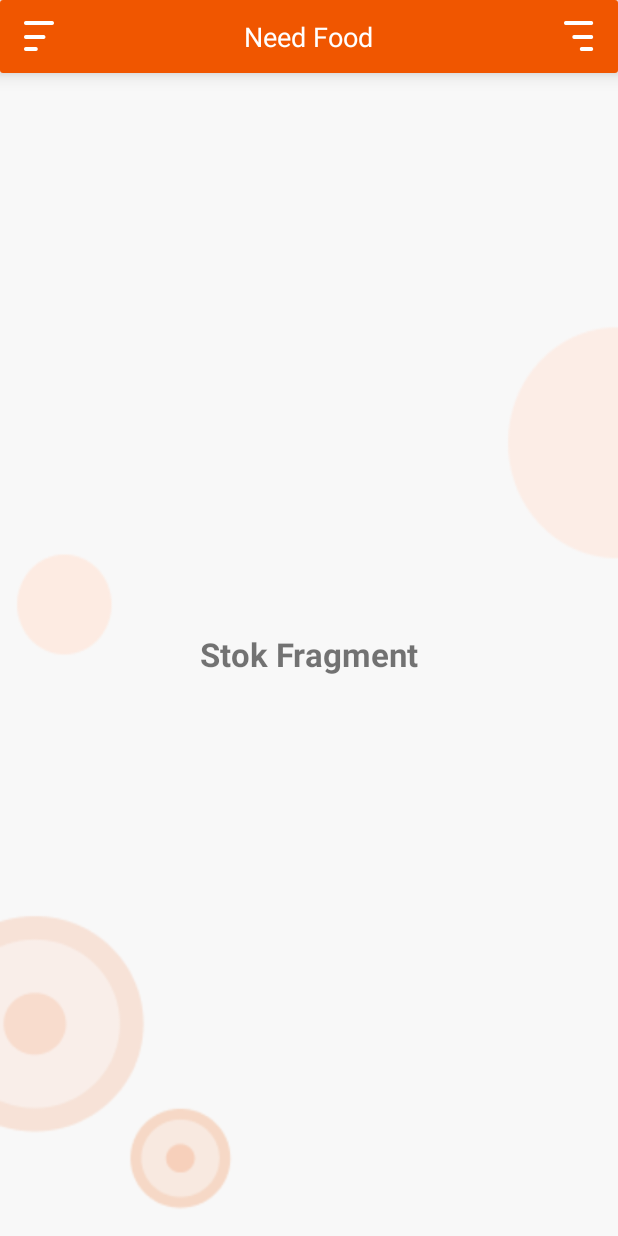
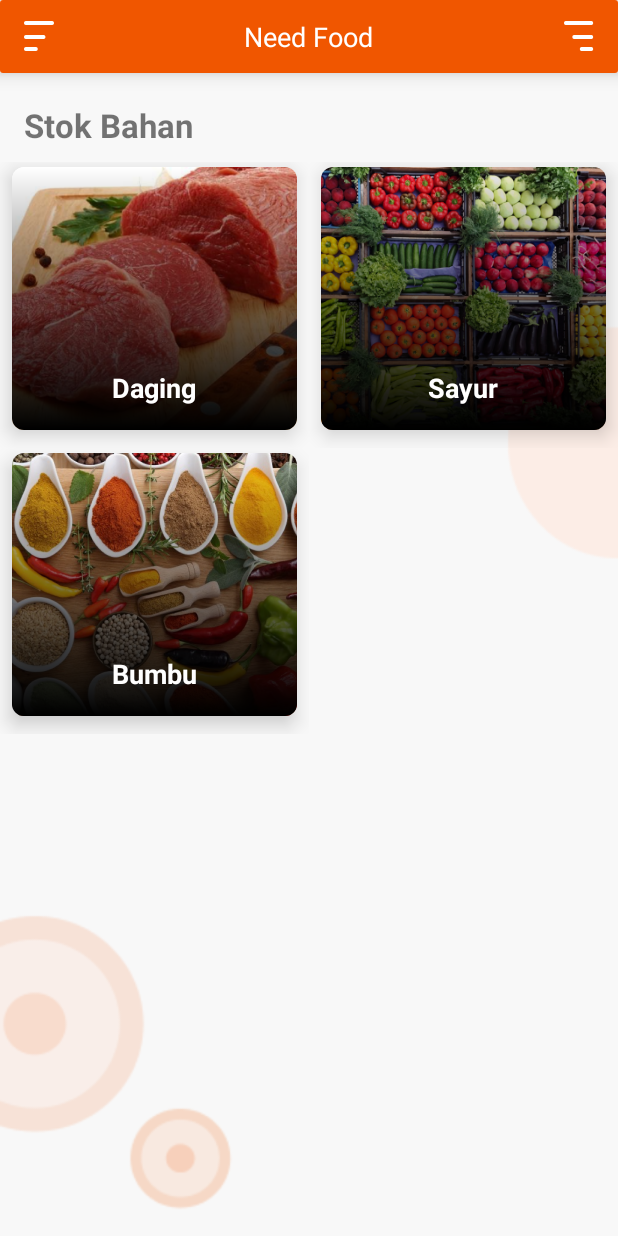
Before and after one commit to azwarbahar/NeedFood, an Android app: the fragment StokFragment placed in its activity, on a phone screen of 412 x 824 dp. Run offline under Robolectric (Android 15) with nearby library versions, the phone set to English and light mode, and no system bars; libraries missing offline, so code that uses them is left out: com.special; 24 statements that could not run were skipped.

Commit message:
tambah layout stok bahan

```diff
--- a/app/build.gradle
+++ b/app/build.gradle
@@ -39,4 +39,7 @@ dependencies {
     implementation 'androidx.recyclerview:recyclerview:1.2.0-alpha05'
     //cardview
     implementation 'androidx.cardview:cardview:1.0.0'
+
+    //glide
+    implementation 'com.dyhdyh.support:glide:1.0.0'
 }
--- a/app/src/main/java/com/technest/needfood/admin/DashboardAdminActivity.java
+++ b/app/src/main/java/com/technest/needfood/admin/DashboardAdminActivity.java
@@ -103,12 +103,12 @@ public class DashboardAdminActivity extends AppCompatActivity implements View.On
     private ResideMenu.OnMenuListener menuListener = new ResideMenu.OnMenuListener() {
         @Override
         public void openMenu() {
-            Toast.makeText(mContext, "Menu is opened!", Toast.LENGTH_SHORT).show();
+//            Toast.makeText(mContext, "Menu is opened!", Toast.LENGTH_SHORT).show();
         }
 
         @Override
         public void closeMenu() {
-            Toast.makeText(mContext, "Menu is closed!", Toast.LENGTH_SHORT).show();
+//            Toast.makeText(mContext, "Menu is closed!", Toast.LENGTH_SHORT).show();
         }
     };
 
--- a/app/src/main/java/com/technest/needfood/admin/stok/StokFragment.java
+++ b/app/src/main/java/com/technest/needfood/admin/stok/StokFragment.java
@@ -1,5 +1,6 @@
 package com.technest.needfood.admin.stok;
 
+import android.content.res.TypedArray;
 import android.os.Bundle;
 import android.view.LayoutInflater;
 import android.view.View;
@@ -8,19 +9,61 @@ import android.view.ViewGroup;
 import androidx.annotation.NonNull;
 import androidx.annotation.Nullable;
 import androidx.fragment.app.Fragment;
+import androidx.recyclerview.widget.GridLayoutManager;
+import androidx.recyclerview.widget.RecyclerView;
 
 import com.technest.needfood.R;
+import com.technest.needfood.admin.stok.adapter.KategoriStokAdapter;
+import com.technest.needfood.admin.stok.model.KategoriStokModel;
+
+import java.util.ArrayList;
 
 public class StokFragment extends Fragment {
 
-    View v;
+    private View v;
+
+    private String[] kategoriStokDataTitle;
+    private TypedArray kategoriStokDataImage;
+
+    private RecyclerView rv_kategori_stok;
+    private ArrayList<KategoriStokModel> kategoriStokModels;
 
     @Nullable
     @Override
     public View onCreateView(@NonNull LayoutInflater inflater, @Nullable ViewGroup container, @Nullable Bundle savedInstanceState) {
         v = inflater.inflate(R.layout.fragment_stok, container, false);
 
+        rv_kategori_stok = v.findViewById(R.id.rv_kategori_stok);
+
+        KategoriStokAdapter kotaAdapter = new KategoriStokAdapter(getContext(), kategoriStokModels);
+        rv_kategori_stok.setLayoutManager(new GridLayoutManager(getActivity(), 2));
+        rv_kategori_stok.setAdapter(kotaAdapter);
+
         return  v;
     }
 
+    @Override
+    public void onCreate(@Nullable Bundle savedInstanceState) {
+        super.onCreate(savedInstanceState);
+
+        kategoriStokModels =tambahItemKategoriStok();
+
+    }
+
+    private ArrayList<KategoriStokModel> tambahItemKategoriStok(){
+
+        kategoriStokDataTitle = getResources().getStringArray(R.array.title_kategori_stok);
+        kategoriStokDataImage = getResources().obtainTypedArray(R.array.image_kategori_stok);
+
+        ArrayList<KategoriStokModel> listnyakota = new ArrayList<>();
+
+        for(int a = 0; a < kategoriStokDataTitle.length; a++){
+            KategoriStokModel stokModel = new KategoriStokModel();
+            stokModel.setTitle_kategori_stok(kategoriStokDataTitle[a]);
+            stokModel.setImage_kategori_stok(kategoriStokDataImage.getResourceId(a, -1));
+            listnyakota.add(stokModel);
+        }
+        return listnyakota;
+    }
+
 }
--- /dev/null
+++ b/app/src/main/java/com/technest/needfood/admin/stok/adapter/KategoriStokAdapter.java
@@ -0,0 +1,81 @@
+package com.technest.needfood.admin.stok.adapter;
+
+import android.content.Context;
+import android.content.Intent;
+import android.view.LayoutInflater;
+import android.view.View;
+import android.view.ViewGroup;
+import android.widget.ImageView;
+import android.widget.TextView;
+
+import androidx.annotation.NonNull;
+import androidx.recyclerview.widget.RecyclerView;
+
+import com.bumptech.glide.Glide;
+import com.technest.needfood.R;
+import com.technest.needfood.admin.stok.item_stok.ItemStokActivity;
+import com.technest.needfood.admin.stok.model.KategoriStokModel;
+
+import java.util.ArrayList;
+
+public class KategoriStokAdapter extends RecyclerView.Adapter<KategoriStokAdapter.MyHolderView> {
+
+    private Context mContext;
+    private ArrayList<KategoriStokModel> kategoriStokModels;
+
+    public KategoriStokAdapter(Context mContext, ArrayList<KategoriStokModel> kategoriStokModels) {
+        this.mContext = mContext;
+        this.kategoriStokModels = kategoriStokModels;
+    }
+
+    @NonNull
+    @Override
+    public KategoriStokAdapter.MyHolderView onCreateViewHolder(@NonNull ViewGroup parent, int viewType) {
+        View v;
+        v = LayoutInflater.from(mContext).inflate(R.layout.item_kategori_stok, parent, false);
+        KategoriStokAdapter.MyHolderView vHolder = new KategoriStokAdapter.MyHolderView(v);
+
+        return vHolder;
+    }
+
+    @Override
+    public void onBindViewHolder(@NonNull KategoriStokAdapter.MyHolderView holder, final int position) {
+
+        holder.titel_kategori_stok.setText(kategoriStokModels.get(position).getTitle_kategori_stok());
+        Glide.with(mContext)
+                .load(kategoriStokModels.get(position).getImage_kategori_stok())
+                .into(holder.image_kategori_stok);
+
+        holder.itemView.setOnClickListener(new View.OnClickListener() {
+            @Override
+            public void onClick(View v) {
+
+                Intent intent = new Intent(mContext, ItemStokActivity.class);
+                intent.putExtra(ItemStokActivity.EXTRA_DATA, kategoriStokModels.get(position));
+                mContext.startActivity(intent);
+
+            }
+        });
+
+
+    }
+
+    @Override
+    public int getItemCount() {
+        return kategoriStokModels.size();
+    }
+
+    public class MyHolderView extends RecyclerView.ViewHolder {
+
+        private TextView titel_kategori_stok;
+        private ImageView image_kategori_stok;
+
+        public MyHolderView(@NonNull View itemView) {
+            super(itemView);
+
+            titel_kategori_stok = itemView.findViewById(R.id.titel_kategori_stok);
+            image_kategori_stok = itemView.findViewById(R.id.image_kategori_stok);
+
+        }
+    }
+}
--- /dev/null
+++ b/app/src/main/java/com/technest/needfood/admin/stok/item_stok/riwayat/RiwayatItemStokFragment.java
@@ -0,0 +1,6 @@
+package com.technest.needfood.admin.stok.item_stok.riwayat;
+
+import androidx.fragment.app.Fragment;
+
+public class RiwayatItemStokFragment extends Fragment {
+}
--- /dev/null
+++ b/app/src/main/java/com/technest/needfood/admin/stok/item_stok/sisa/SisaItemStokFragment.java
@@ -0,0 +1,6 @@
+package com.technest.needfood.admin.stok.item_stok.sisa;
+
+import androidx.fragment.app.Fragment;
+
+public class SisaItemStokFragment extends Fragment {
+}
--- /dev/null
+++ b/app/src/main/java/com/technest/needfood/admin/stok/model/KategoriStokModel.java
@@ -0,0 +1,63 @@
+package com.technest.needfood.admin.stok.model;
+
+import android.os.Parcel;
+import android.os.Parcelable;
+
+public class KategoriStokModel implements Parcelable {
+
+    private String title_kategori_stok;
+    private int image_kategori_stok;
+
+    public KategoriStokModel(String title_kategori_stok, int image_kategori_stok) {
+        this.title_kategori_stok = title_kategori_stok;
+        this.image_kategori_stok = image_kategori_stok;
+    }
+
+    public KategoriStokModel() {
+
+    }
+
+    protected KategoriStokModel(Parcel in) {
+        title_kategori_stok = in.readString();
+        image_kategori_stok = in.readInt();
+    }
+
+    public static final Creator<KategoriStokModel> CREATOR = new Creator<KategoriStokModel>() {
+        @Override
+        public KategoriStokModel createFromParcel(Parcel in) {
+            return new KategoriStokModel(in);
+        }
+
+        @Override
+        public KategoriStokModel[] newArray(int size) {
+            return new KategoriStokModel[size];
+        }
+    };
+
+    public String getTitle_kategori_stok() {
+        return title_kategori_stok;
+    }
+
+    public void setTitle_kategori_stok(String title_kategori_stok) {
+        this.title_kategori_stok = title_kategori_stok;
+    }
+
+    public int getImage_kategori_stok() {
+        return image_kategori_stok;
+    }
+
+    public void setImage_kategori_stok(int image_kategori_stok) {
+        this.image_kategori_stok = image_kategori_stok;
+    }
+
+    @Override
+    public int describeContents() {
+        return 0;
+    }
+
+    @Override
+    public void writeToParcel(Parcel dest, int flags) {
+        dest.writeString(title_kategori_stok);
+        dest.writeInt(image_kategori_stok);
+    }
+}
--- /dev/null
+++ b/app/src/main/res/drawable/gradient_tarns_black.xml
@@ -0,0 +1,8 @@
+<?xml version="1.0" encoding="utf-8"?>
+<shape android:shape="rectangle" xmlns:android="http://schemas.android.com/apk/res/android">
+
+    <gradient android:angle="270"
+        android:endColor="@color/hitam"
+        android:startColor="@color/transparan"/>
+
+</shape>
--- a/app/src/main/res/layout/fragment_home.xml
+++ b/app/src/main/res/layout/fragment_home.xml
@@ -132,6 +132,7 @@
                 android:gravity="center">
 
                 <androidx.cardview.widget.CardView
+                    android:clickable="true"
                     android:id="@+id/cv_pesanan"
                     android:layout_width="match_parent"
                     android:layout_height="match_parent"
@@ -178,6 +179,7 @@
                 android:gravity="center">
 
                 <androidx.cardview.widget.CardView
+                    android:clickable="true"
                     android:id="@+id/cv_stok"
                     android:layout_width="match_parent"
                     android:layout_height="match_parent"
@@ -233,6 +235,7 @@
                 android:gravity="center">
 
                 <androidx.cardview.widget.CardView
+                    android:clickable="true"
                     android:id="@+id/cv_inventory"
                     android:layout_width="match_parent"
                     android:layout_height="match_parent"
@@ -279,6 +282,7 @@
                 android:gravity="center">
 
                 <androidx.cardview.widget.CardView
+                    android:clickable="true"
                     android:id="@+id/cv_keuangan"
                     android:layout_width="match_parent"
                     android:layout_height="match_parent"
--- a/app/src/main/res/layout/fragment_stok.xml
+++ b/app/src/main/res/layout/fragment_stok.xml
@@ -1,17 +1,27 @@
 <?xml version="1.0" encoding="utf-8"?>
-<RelativeLayout
-    xmlns:android="http://schemas.android.com/apk/res/android"
-    android:orientation="vertical"
+<RelativeLayout xmlns:android="http://schemas.android.com/apk/res/android"
+    android:layout_width="match_parent"
+    android:layout_height="match_parent"
+    xmlns:tools="http://schemas.android.com/tools"
     android:background="@drawable/bg_fragment"
-    android:layout_width="match_parent"
-    android:layout_height="match_parent">
+    android:orientation="vertical">
 
     <TextView
-        android:textStyle="bold"
-        android:layout_centerInParent="true"
-        android:textSize="22dp"
-        android:text="Stok Fragment"
+        android:id="@+id/tv1"
         android:layout_width="wrap_content"
-        android:layout_height="wrap_content"/>
+        android:layout_height="wrap_content"
+        android:layout_marginLeft="16dp"
+        android:layout_marginTop="20dp"
+        android:text="Stok Bahan"
+        android:textSize="22sp"
+        android:textStyle="bold" />
+
+    <androidx.recyclerview.widget.RecyclerView
+        android:layout_marginTop="10dp"
+        android:id="@+id/rv_kategori_stok"
+        tools:listitem="@layout/item_kategori_stok"
+        android:layout_width="match_parent"
+        android:layout_height="match_parent"
+        android:layout_below="@id/tv1" />
 
 </RelativeLayout>
--- /dev/null
+++ b/app/src/main/res/layout/item_kategori_stok.xml
@@ -0,0 +1,54 @@
+<?xml version="1.0" encoding="utf-8"?>
+<RelativeLayout xmlns:android="http://schemas.android.com/apk/res/android"
+    android:orientation="vertical"
+    xmlns:app="http://schemas.android.com/apk/res-auto"
+    xmlns:tools="http://schemas.android.com/tools"
+    android:layout_width="match_parent"
+    android:layout_height="wrap_content"
+    android:id="@+id/item_kategori_stok_rl">
+
+
+    <androidx.cardview.widget.CardView
+        android:layout_marginTop="3dp"
+        android:layout_marginBottom="12dp"
+        android:layout_marginHorizontal="8dp"
+        android:id="@+id/item_kategori_stok_cv"
+        android:layout_width="match_parent"
+        android:layout_height="175dp"
+        app:cardElevation="8dp"
+        app:cardCornerRadius="8dp">
+
+        <RelativeLayout
+            android:layout_width="match_parent"
+            android:layout_height="match_parent">
+
+            <ImageView
+                android:id="@+id/image_kategori_stok"
+                android:layout_width="match_parent"
+                android:layout_height="match_parent"
+                android:scaleType="centerCrop"
+                tools:src="@drawable/image_daging" />
+
+            <LinearLayout
+                android:layout_width="match_parent"
+                android:layout_height="match_parent"
+                android:background="@drawable/gradient_tarns_black"
+                android:layout_alignParentBottom="true"/>
+
+            <TextView
+                android:id="@+id/titel_kategori_stok"
+                android:layout_width="wrap_content"
+                android:layout_height="wrap_content"
+                android:layout_alignParentBottom="true"
+                android:layout_centerHorizontal="true"
+                android:layout_margin="16dp"
+                android:textColor="@android:color/white"
+                android:textSize="18dp"
+                android:textStyle="bold"
+                tools:text="Daging" />
+
+        </RelativeLayout>
+
+    </androidx.cardview.widget.CardView>
+
+</RelativeLayout>
--- a/app/src/main/res/values/colors.xml
+++ b/app/src/main/res/values/colors.xml
@@ -7,6 +7,7 @@
 
     <color name="putih">#FFFFFF</color>
     <color name="hitam">#000000</color>
+    <color name="transparan">#00000000</color>
     <color name="grey">#726E6E</color>
 
     <color name="backgroundColor">#F8F8F8</color>
--- a/app/src/main/res/values/strings.xml
+++ b/app/src/main/res/values/strings.xml
@@ -1,4 +1,17 @@
 <resources>
     <string name="app_name">NeedFood</string>
     <string name="login">Login</string>
+
+    <string-array name="image_kategori_stok">
+        <item>@drawable/image_daging</item>
+        <item>@drawable/image_sayur</item>
+        <item>@drawable/image_bumbu</item>
+    </string-array>
+
+    <string-array name="title_kategori_stok">
+        <item>Daging</item>
+        <item>Sayur</item>
+        <item>Bumbu</item>
+    </string-array>
+
 </resources>
```
Also changed, not shown: app/src/main/AndroidManifest.xml (+5 -8 lines), app/src/main/java/com/technest/needfood/admin/stok/item_stok/ItemStokActivity.java (added, +67 -0 lines), app/src/main/java/com/technest/needfood/admin/stok/item_stok/ItemStokPagerAdapter.java (added, +43 -0 lines), app/src/main/res/layout/activity_item_stok.xml (added, +76 -0 lines), app/src/main/res/drawable/image_bumbu.png (added), app/src/main/res/drawable/image_daging.png (added), app/src/main/res/drawable/image_sayur.png (added).
